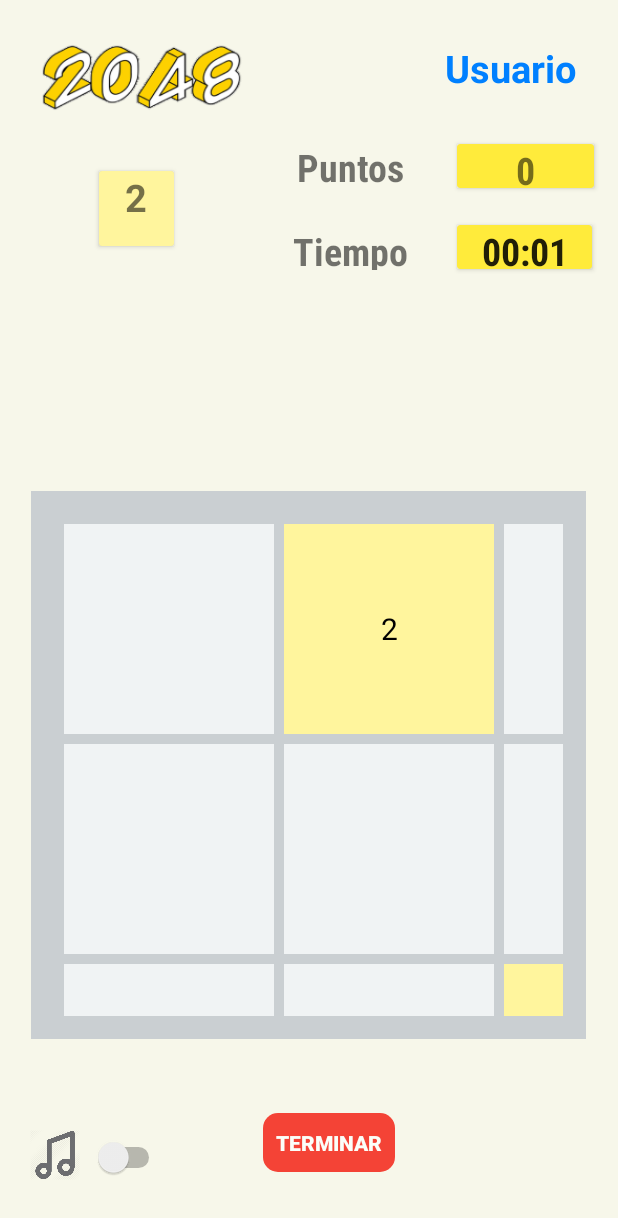
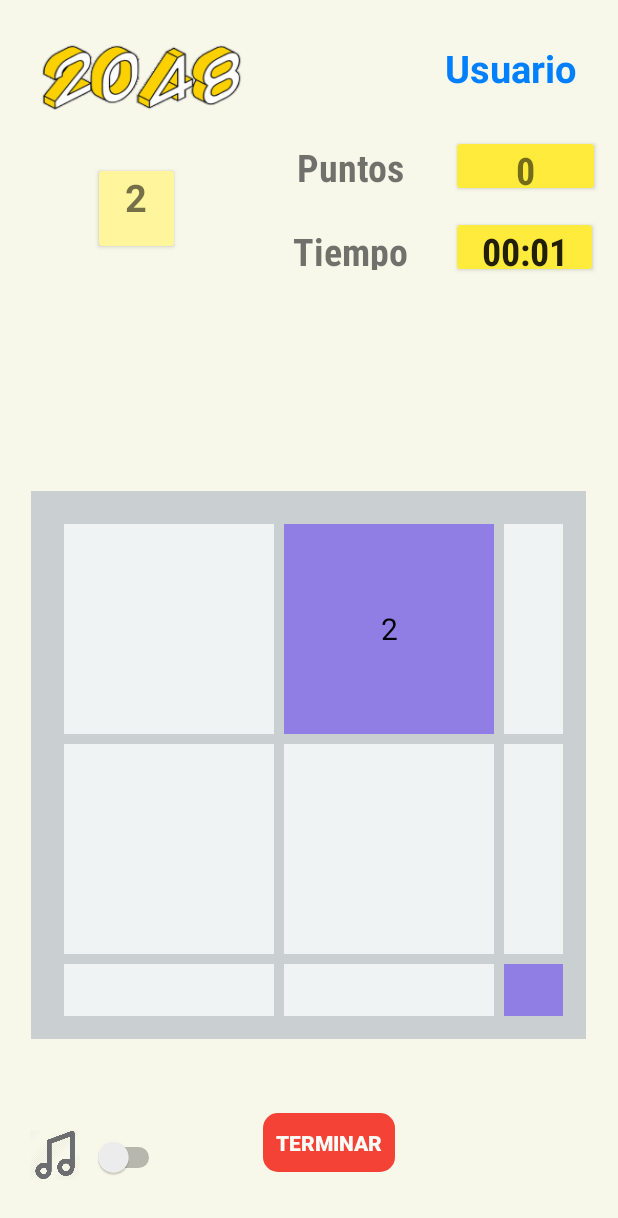
Before and after one commit to silviabolanosp/2048Game, an Android app: the GameActivity screen opened directly, with no data from a screen before it, on a phone screen of 412 x 824 dp. Shown: the top 1218 px of the screen. Run offline under Robolectric (Android 15) with nearby library versions, the phone set to English and light mode, and no system bars; our stand-ins replace Firebase (no records; nobody signed in at launch, a user with empty details on screens opened directly); 3 statements that could not run were skipped.

Commit message:
cambian colores y se arregla el acomodo del grid

```diff
--- a/app/src/main/java/com/example/a2048game/Card.java
+++ b/app/src/main/java/com/example/a2048game/Card.java
@@ -4,12 +4,17 @@ import android.content.Context;
 import android.graphics.Color;
 import android.view.Gravity;
 import android.widget.FrameLayout;
+import android.widget.ImageView;
 import android.widget.TextView;
 import java.text.DecimalFormat;
 
 
 public class Card extends FrameLayout {
     private TextView label;
+    private ImageView pic;
+
+    private int idBomb = getResources().getIdentifier("res:drawable/bomb", null, null);
+    private int idBrick = getResources().getIdentifier("res:drawable/brick", null, null);
 
 
 
@@ -21,9 +26,15 @@ public class Card extends FrameLayout {
         label.setTextColor(Color.parseColor("#000000"));
         label.setGravity(Gravity.CENTER);
 
+        pic = new ImageView(getContext());
+        pic.setMaxWidth(30);
+        pic.setMaxHeight(30);
+        pic.setVisibility(ImageView.GONE);
+
         LayoutParams lp = (LayoutParams) new LayoutParams(-1,-1);
         lp.setMargins(10, 10, 0, 0);
         addView(label, lp);
+        addView(pic, lp);
 
         setNum(0);
     }
@@ -39,58 +50,100 @@ public class Card extends FrameLayout {
 
         if (num <= 0){
             label.setText("");
+            pic.setVisibility(ImageView.GONE);
+            setBackgroundColor(Color.parseColor("#CACFD2"));
         }else {
             label.setText("" + new DecimalFormat("#").format(num));
         }
 
 
         if(this.num == 1.1){
-            label.setText("BLOCK");
+            //label.setText("BLOCK");
+            label.setVisibility(INVISIBLE);
+            pic.setImageDrawable(getResources().getDrawable(R.drawable.brick));
+            pic.setVisibility(ImageView.VISIBLE);
             label.setBackgroundColor(Color.parseColor("#A3A3A3"));
         }
 
         if(this.num == 1.9){
-            label.setText("BOMB");
+            //label.setText("BOMB");
+            label.setVisibility(INVISIBLE);
+            pic.setImageDrawable(getResources().getDrawable(R.drawable.bomb1));
+            pic.setVisibility(ImageView.VISIBLE);
+
             label.setBackgroundColor(Color.parseColor("#920202"));
         }
 
         if(this.num == 0){
+            label.setVisibility(VISIBLE);
+            pic.setVisibility(ImageView.INVISIBLE);
             label.setBackgroundColor(Color.parseColor("#F0F3F4"));
         }
         if(this.num == 2){
-            label.setBackgroundColor(Color.parseColor("#FFF59D"));
+            label.setVisibility(VISIBLE);
+            pic.setVisibility(ImageView.INVISIBLE);
+            label.setBackgroundColor(Color.parseColor("#917EE5"));
         }
         if(this.num == 4){
-            label.setBackgroundColor(Color.parseColor("#C5E1A5"));
+            label.setVisibility(VISIBLE);
+            pic.setVisibility(ImageView.INVISIBLE);
+            label.setBackgroundColor(Color.parseColor("#34B1D7"));
         }
         if(this.num == 8){
-            label.setBackgroundColor(Color.parseColor("#80CBC4"));
+            label.setVisibility(VISIBLE);
+            pic.setVisibility(ImageView.INVISIBLE);
+            label.setBackgroundColor(Color.parseColor("#79F2AF"));
         }
         if(this.num == 16){
-            label.setBackgroundColor(Color.parseColor("#81D4FA"));
+            label.setVisibility(VISIBLE);
+            pic.setVisibility(ImageView.INVISIBLE);
+            label.setBackgroundColor(Color.parseColor("#DAF7A6"));
         }
         if(this.num == 32){
-            label.setBackgroundColor(Color.parseColor("#9FA8DA"));
+            label.setVisibility(VISIBLE);
+            pic.setVisibility(ImageView.INVISIBLE);
+            label.setBackgroundColor(Color.parseColor("#FFF633"));
         }
         if(this.num == 64){
-            label.setBackgroundColor(Color.parseColor("#CE93D8"));
+            label.setVisibility(VISIBLE);
+            pic.setVisibility(ImageView.INVISIBLE);
+            label.setBackgroundColor(Color.parseColor("#F2D879"));
         }
         if(this.num == 128){
-            label.setBackgroundColor(Color.parseColor("#FFEB3B"));
+            label.setVisibility(VISIBLE);
+            pic.setVisibility(ImageView.INVISIBLE);
+            label.setBackgroundColor(Color.parseColor("#FFC300"));
         }
         if(this.num == 256){
-            label.setBackgroundColor(Color.parseColor("#8BC34A"));
+            label.setVisibility(VISIBLE);
+            pic.setVisibility(ImageView.INVISIBLE);
+            label.setBackgroundColor(Color.parseColor("#FF5733"));
         }
         if(this.num == 512){
-            label.setBackgroundColor(Color.parseColor("#3F51B5"));
+            label.setVisibility(VISIBLE);
+            pic.setVisibility(ImageView.INVISIBLE);
+            label.setBackgroundColor(Color.parseColor("#C70039"));
         }
         if(this.num == 1024){
-            label.setBackgroundColor(Color.parseColor("#9C2780"));
+            label.setVisibility(VISIBLE);
+            pic.setVisibility(ImageView.INVISIBLE);
+            label.setBackgroundColor(Color.parseColor("#C70077"));
         }
         if(this.num == 2048){
-            label.setBackgroundColor(Color.parseColor("#F44336"));
+            label.setVisibility(VISIBLE);
+            pic.setVisibility(ImageView.INVISIBLE);
+            label.setBackgroundColor(Color.parseColor("#6E00C7"));
         }
-
+        if(this.num == 4096){
+            label.setVisibility(VISIBLE);
+            pic.setVisibility(ImageView.INVISIBLE);
+            label.setBackgroundColor(Color.parseColor("#006EC7"));
+        }
+        if(this.num == 8192){
+            label.setVisibility(VISIBLE);
+            pic.setVisibility(ImageView.INVISIBLE);
+            label.setBackgroundColor(Color.parseColor("#0C9376"));
+        }
 
 
     }
--- a/app/src/main/java/com/example/a2048game/GameView.java
+++ b/app/src/main/java/com/example/a2048game/GameView.java
@@ -18,7 +18,6 @@ import java.util.List;
 public class GameView extends GridLayout {
 
     private Card[][] cardsMap = new Card[4][4];
-    private Card[][] grid = new Card[4][4];
     private List<Point> emptyPoints = new ArrayList<Point>();
     private double currentBestBlock = 0;
 
@@ -36,7 +35,7 @@ public class GameView extends GridLayout {
 
     public GameView(Context context, AttributeSet attrs){
         super(context, attrs);
-        addGrid();
+        addCards(220,220);
         initGameView();
     }
 
@@ -100,26 +99,12 @@ public class GameView extends GridLayout {
 
         int cardWidth = (Math.min(w,h)-10)/4; //237
 
-        addCards(cardWidth,cardWidth);
+        //addCards(cardWidth,cardWidth);
 
         startGame();
 
     }
-    private void addGrid(){
 
-        Card c;
-
-        for (int y= 0;y < 4;y++){
-            for (int x = 0;x < 4; x++){
-                c = new Card(getContext());
-                c.setNum(0);
-                addView(c,220,220);
-
-                grid[x][y] = c;
-            }
-        }
-
-    }
     private void addCards(int cardWidth,int cardHeight){
 
         Card c;
@@ -168,7 +153,6 @@ public class GameView extends GridLayout {
         cardsMap[p.x][p.y].setNum(Math.random()>0.1?2:4);
 
         checkHighestBlock();
-        drawGrid();
 
     }
 
@@ -319,15 +303,6 @@ public class GameView extends GridLayout {
         }
     }
 
-    private void drawGrid(){
-        double num = 0;
-        for (int y= 0;y < 4; y++){
-            for (int x= 0; x < 4; x++){
-                num = cardsMap[x][y].getNum();
-                grid[x][y].setNum(num);
-            }
-        }
-    }
 
     private void checkComplete(){
 
--- a/app/src/main/java/com/example/a2048game/GameView6x6.java
+++ b/app/src/main/java/com/example/a2048game/GameView6x6.java
@@ -17,7 +17,6 @@ import java.util.List;
 public class GameView6x6 extends GridLayout {
 
     private Card[][] cardsMap = new Card[6][6];
-    private Card[][] grid = new Card[6][6];
     private List<Point> emptyPoints = new ArrayList<Point>();
     private double currentBestBlock = 0;
 
@@ -34,7 +33,7 @@ public class GameView6x6 extends GridLayout {
 
     public GameView6x6(Context context, AttributeSet attrs){
         super(context, attrs);
-        addGrid();
+        addCards(145,145);
         initGameView();
     }
 
@@ -92,28 +91,14 @@ public class GameView6x6 extends GridLayout {
     protected void onSizeChanged(int w,int h, int oldw, int oldh){
         super.onSizeChanged(w,h,oldw,oldh);
 
-        int cardWidth = (Math.min(w,h)-10)/4; //237
+        int cardWidth = (Math.min(w,h)-10)/6;
 
-        addCards(cardWidth,cardWidth);
+        //addCards(cardWidth,cardWidth); // 158
 
         startGame();
 
     }
-    private void addGrid(){
 
-        Card c;
-
-        for (int y= 0;y < 6;y++){
-            for (int x = 0;x < 6; x++){
-                c = new Card(getContext());
-                c.setNum(0);
-                addView(c,150,150);
-
-                grid[x][y] = c;
-            }
-        }
-
-    }
     private void addCards(int cardWidth,int cardHeight){
 
         Card c;
@@ -162,7 +147,6 @@ public class GameView6x6 extends GridLayout {
         cardsMap[p.x][p.y].setNum(Math.random()>0.1?2:4);
 
         checkHighestBlock();
-        drawGrid();
 
     }
 
@@ -313,15 +297,6 @@ public class GameView6x6 extends GridLayout {
         }
     }
 
-    private void drawGrid(){
-        double num = 0;
-        for (int y= 0;y < 6; y++){
-            for (int x= 0; x < 6; x++){
-                num = cardsMap[x][y].getNum();
-                grid[x][y].setNum(num);
-            }
-        }
-    }
 
     private void checkComplete(){
 
--- a/app/src/main/java/com/example/a2048game/GameViewBomb.java
+++ b/app/src/main/java/com/example/a2048game/GameViewBomb.java
@@ -17,7 +17,6 @@ import java.util.List;
 public class GameViewBomb extends GridLayout {
 
     private Card[][] cardsMap = new Card[4][4];
-    private Card[][] grid = new Card[4][4];
     private List<Point> emptyPoints = new ArrayList<Point>();
     private double currentBestBlock = 0;
     int turn = 1;
@@ -36,7 +35,7 @@ public class GameViewBomb extends GridLayout {
 
     public GameViewBomb(Context context, AttributeSet attrs){
         super(context, attrs);
-        addGrid();
+        addCards(220,220);
         initGameView();
     }
 
@@ -95,26 +94,12 @@ public class GameViewBomb extends GridLayout {
 
         int cardWidth = (Math.min(w,h)-10)/4; //237
 
-        addCards(cardWidth,cardWidth);
+        //addCards(cardWidth,cardWidth);
 
         startGameBomb();
 
     }
-    private void addGrid(){
 
-        Card c;
-
-        for (int y= 0;y < 4;y++){
-            for (int x = 0;x < 4; x++){
-                c = new Card(getContext());
-                c.setNum(0);
-                addView(c,220,220);
-
-                grid[x][y] = c;
-            }
-        }
-
-    }
     private void addCards(int cardWidth,int cardHeight){
 
         Card c;
@@ -181,7 +166,6 @@ public class GameViewBomb extends GridLayout {
 
 
         checkHighestBlock();
-        drawGrid();
         turn++;
 
     }
@@ -367,15 +351,6 @@ public class GameViewBomb extends GridLayout {
         }
     }
 
-    private void drawGrid(){
-        double num = 0;
-        for (int y= 0;y < 4; y++){
-            for (int x= 0; x < 4; x++){
-                num = cardsMap[x][y].getNum();
-                grid[x][y].setNum(num);
-            }
-        }
-    }
 
     private void checkComplete(){
 
```
Also changed, not shown: app/src/main/res/drawable/bomb.jpg (added), app/src/main/res/drawable/bomb1.jpg (added), app/src/main/res/drawable/brick.jpg (added).
